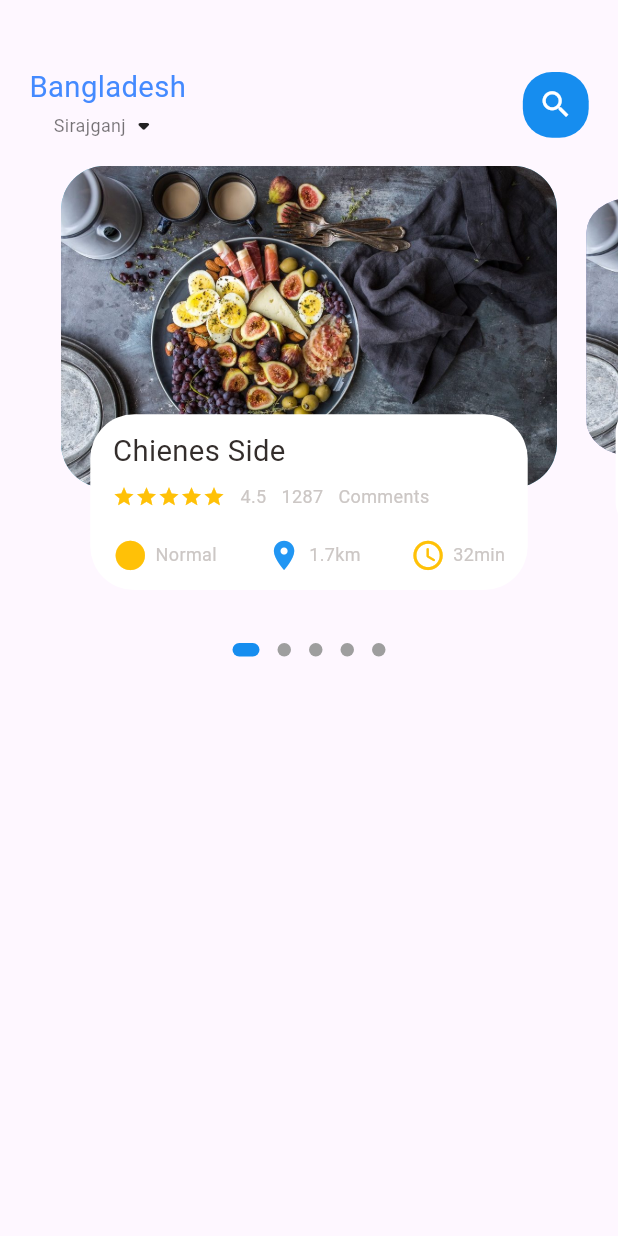
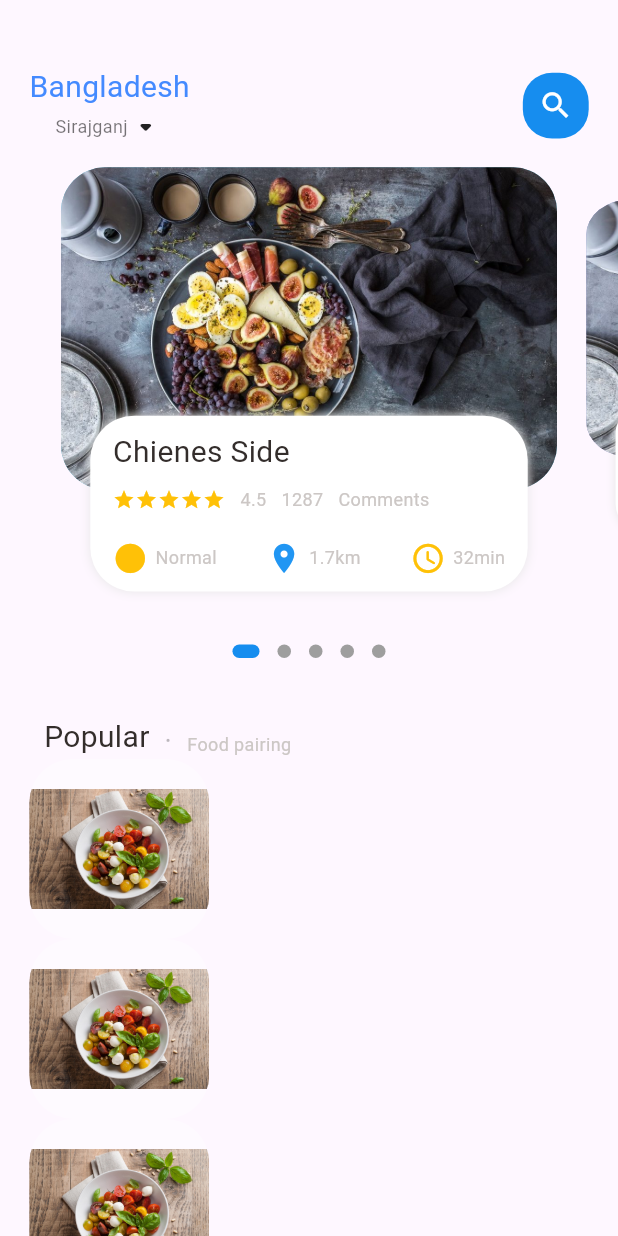
Before and after one commit to hasan972/food_delivary, a Flutter app: the screen it shows after launch, on a phone screen of 412 x 824 dp. Run offline on Flutter 3.47's test engine with Material 2 defaults, Android fonts, the phone set to English and light mode, and no system bars; drawn by our look-alikes of dots_indicator; our stand-ins replace get.

Commit message:
Add Popular section

```diff
--- a/lib/home/food_page_body.dart
+++ b/lib/home/food_page_body.dart
@@ -37,6 +37,7 @@ class _FoodPageBodyState extends State<FoodPageBody> {
   @override
   Widget build(BuildContext context) {
     return Column(children: [
+      //......This is the slider section...........//
       Container(
         // color: Colors.amber,
         height: Dimensions.pageView,
@@ -58,6 +59,60 @@ class _FoodPageBodyState extends State<FoodPageBody> {
               RoundedRectangleBorder(borderRadius: BorderRadius.circular(5.0)),
         ),
       ),
+      //........This is the ppular section....///
+      SizedBox(height: Dimensions.height30,),
+      Container(
+        margin:EdgeInsets.only(left: Dimensions.width30),
+        child: Row(
+          crossAxisAlignment: CrossAxisAlignment.end,
+          children: [
+            BigText(text: 'Popular'),
+            SizedBox(width: Dimensions.width10,),
+            Container(
+              margin: const EdgeInsets.only(bottom: 3),
+              child: BigText(text: '.',color: Colors.black26,),
+            ),
+            SizedBox(width: Dimensions.width10,),
+            Container(
+              margin: const EdgeInsets.only(bottom: 2),
+              child: SmallText(text: 'Food pairing',),
+
+            )
+          ],
+        ),
+      ),
+
+      //...............List of food and image....................//
+      Container(
+        height: 900,
+        child: ListView.builder(
+          physics: AlwaysScrollableScrollPhysics(),
+          shrinkWrap: true,
+        itemCount: 10,
+        itemBuilder: (context,index){
+          return Container(
+            margin: EdgeInsets.only(left: Dimensions.width20,right: Dimensions.width20),
+            child:Row(
+              children: [
+                Container(
+                  width: 120,
+                  height: 120,
+                  decoration: BoxDecoration(
+                    borderRadius: BorderRadius.circular(Dimensions.radius30),
+                    color: Colors.white38,
+                    image: DecorationImage(
+                      image: AssetImage(
+
+                        "assets/images/food-2.jpg"
+                      )
+                    )
+                  ),
+                )
+              ],
+            ),
+          );
+      }),
+      )
     ]);
   }
 
@@ -108,9 +163,16 @@ class _FoodPageBodyState extends State<FoodPageBody> {
             decoration: BoxDecoration(
               borderRadius: BorderRadius.circular(Dimensions.radius30),
               color: Colors.white,
+              boxShadow: const [
+                BoxShadow(
+                  color: Color(0xFFe8e8e8),
+                  blurRadius: 5.0,
+                )
+              ]
             ),
             child: Container(
               padding: const EdgeInsets.only(top: 10, left: 15, right: 15),
+
               child: Column(
                 crossAxisAlignment: CrossAxisAlignment.start,
                 children: [
--- a/lib/home/main_food_page.dart
+++ b/lib/home/main_food_page.dart
@@ -45,15 +45,18 @@ class _MainFoodPageState extends State<MainFoodPage> {
                       ),
                       decoration: BoxDecoration(
                         borderRadius: BorderRadius.circular(Dimensions.radius15),
-                        color: Color.fromARGB(255, 22, 141, 239),
+                        color: const Color.fromARGB(255, 22, 141, 239),
                       ),
                     ),
-                  )
+                  ),
                 ],
               ),
             ),
           ),
-        const FoodPageBody(),
+          Expanded(child: SingleChildScrollView(
+            child: FoodPageBody(),
+          ))
+
         ],
       ),
     );
--- a/lib/splash_screen.dart
+++ b/lib/splash_screen.dart
@@ -34,13 +34,12 @@ class _SplashScreenState extends State<SplashScreen> {
       children: [
         Container(
           decoration: BoxDecoration(
-            borderRadius: BorderRadius.circular(50), // Adjust the value as needed
+            borderRadius: BorderRadius.circular(50),
           ),
           child: ClipRRect(
-            borderRadius: BorderRadius.circular(50), // Same as the outer container's border radius
+            borderRadius: BorderRadius.circular(50),
             child: Image.asset(
-              'assets/images/Capture.PNG', // Replace with your circular/rounded logo image path
-
+              'assets/images/Capture.PNG',
             ),
           ),
         ),
@@ -57,7 +56,5 @@ class _SplashScreenState extends State<SplashScreen> {
     ),
   ),
 );
-
-
   }
 }
--- a/lib/widgets/big_text.dart
+++ b/lib/widgets/big_text.dart
@@ -23,7 +23,7 @@ class BigText extends StatelessWidget {
       overflow: overflow,
       style: TextStyle(
         color: color,
-        fontSize: Dimensions.font20,
+        fontSize:size==0?Dimensions.font20:size,
         fontWeight: FontWeight.w400,
       ),
     );
--- a/pubspec.yaml
+++ b/pubspec.yaml
@@ -64,6 +64,7 @@ flutter:
   assets:
     - assets/images/food-1.jpg
     - assets/images/Capture.PNG
+    - assets/images/food-2.jpg
 
   # An image asset can refer to one or more resolution-specific "variants", see
   # https://flutter.dev/assets-and-images/#resolution-aware
```
